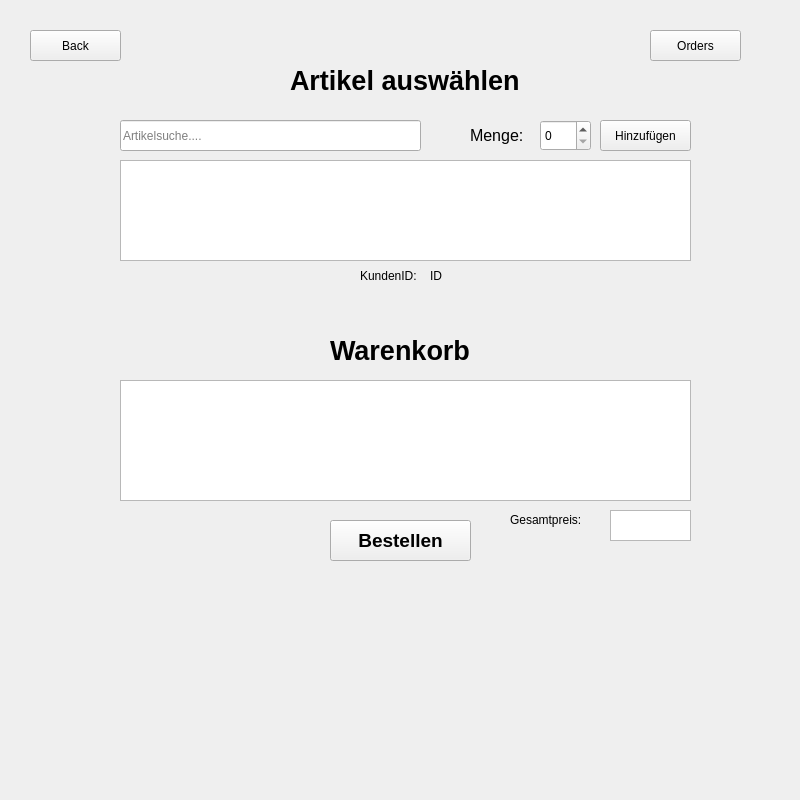
Before: the Qt Designer form overviewbestellungen_bestellung.ui in luis-we/SchulaufgabePRO, drawn with Qt 5.
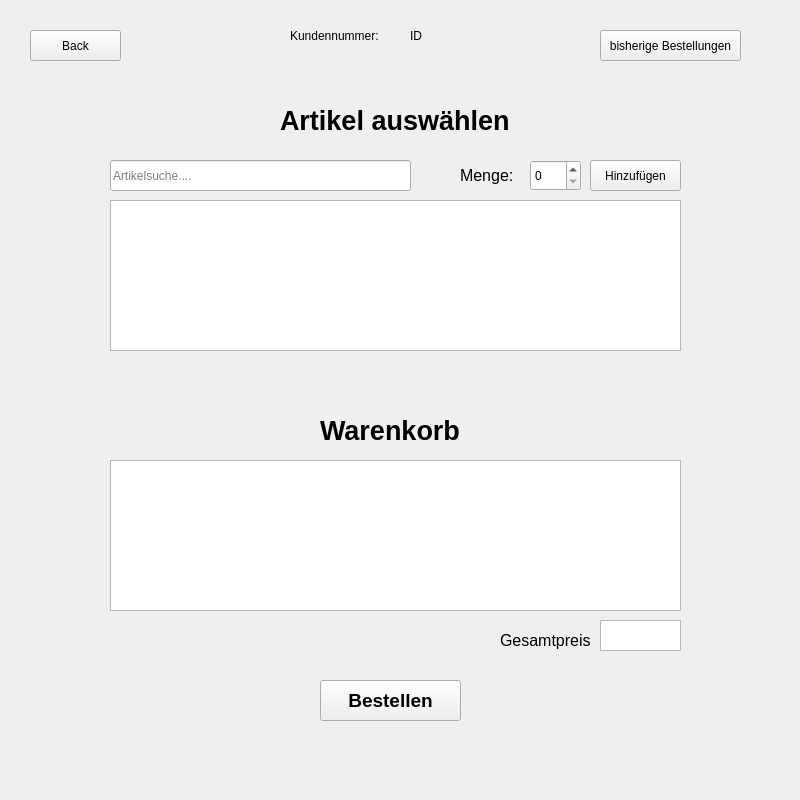
After: the same form once the commit is applied.

Commit message: ui anpassung/ausrichtung

```diff
--- a/overviewbestellungen_bestellung.ui
+++ b/overviewbestellungen_bestellung.ui
@@ -29,8 +29,8 @@
   <widget class="QLineEdit" name="artikelSuche">
    <property name="geometry">
     <rect>
-     <x>120</x>
-     <y>120</y>
+     <x>110</x>
+     <y>160</y>
      <width>301</width>
      <height>31</height>
     </rect>
@@ -42,10 +42,10 @@
   <widget class="QTableView" name="artikelListe">
    <property name="geometry">
     <rect>
-     <x>120</x>
-     <y>160</y>
+     <x>110</x>
+     <y>200</y>
      <width>571</width>
-     <height>101</height>
+     <height>151</height>
     </rect>
    </property>
    <property name="selectionMode">
@@ -61,8 +61,8 @@
   <widget class="QLabel" name="LabelArtikel">
    <property name="geometry">
     <rect>
-     <x>290</x>
-     <y>60</y>
+     <x>280</x>
+     <y>100</y>
      <width>281</width>
      <height>41</height>
     </rect>
@@ -80,8 +80,8 @@
   <widget class="QSpinBox" name="artikelMenge">
    <property name="geometry">
     <rect>
-     <x>540</x>
-     <y>120</y>
+     <x>530</x>
+     <y>160</y>
      <width>51</width>
      <height>31</height>
     </rect>
@@ -90,8 +90,8 @@
   <widget class="QPushButton" name="hinzufugen">
    <property name="geometry">
     <rect>
-     <x>600</x>
-     <y>120</y>
+     <x>590</x>
+     <y>160</y>
      <width>91</width>
      <height>31</height>
     </rect>
@@ -103,10 +103,10 @@
   <widget class="QTableView" name="warenkorb">
    <property name="geometry">
     <rect>
-     <x>120</x>
-     <y>380</y>
+     <x>110</x>
+     <y>460</y>
      <width>571</width>
-     <height>121</height>
+     <height>151</height>
     </rect>
    </property>
    <property name="placeholderText" stdset="0">
@@ -116,8 +116,8 @@
   <widget class="QLabel" name="LabelWarenkorb">
    <property name="geometry">
     <rect>
-     <x>330</x>
-     <y>330</y>
+     <x>320</x>
+     <y>410</y>
      <width>171</width>
      <height>41</height>
     </rect>
@@ -135,8 +135,8 @@
   <widget class="QPushButton" name="bestellen">
    <property name="geometry">
     <rect>
-     <x>330</x>
-     <y>520</y>
+     <x>320</x>
+     <y>680</y>
      <width>141</width>
      <height>41</height>
     </rect>
@@ -154,8 +154,8 @@
   <widget class="QLabel" name="label">
    <property name="geometry">
     <rect>
-     <x>470</x>
-     <y>120</y>
+     <x>460</x>
+     <y>160</y>
      <width>61</width>
      <height>31</height>
     </rect>
@@ -172,21 +172,21 @@
   <widget class="QLabel" name="label_2">
    <property name="geometry">
     <rect>
-     <x>360</x>
-     <y>260</y>
-     <width>61</width>
+     <x>290</x>
+     <y>20</y>
+     <width>111</width>
      <height>31</height>
     </rect>
    </property>
    <property name="text">
-    <string>KundenID: </string>
+    <string>Kundennummer:</string>
    </property>
   </widget>
   <widget class="QLabel" name="ID_Label">
    <property name="geometry">
     <rect>
-     <x>430</x>
-     <y>260</y>
+     <x>410</x>
+     <y>20</y>
      <width>61</width>
      <height>31</height>
     </rect>
@@ -198,25 +198,30 @@
   <widget class="QPushButton" name="orders">
    <property name="geometry">
     <rect>
-     <x>650</x>
+     <x>600</x>
      <y>30</y>
-     <width>91</width>
+     <width>141</width>
      <height>31</height>
     </rect>
    </property>
    <property name="text">
-    <string>Orders</string>
+    <string>bisherige Bestellungen</string>
    </property>
   </widget>
   <widget class="QLabel" name="label_3">
    <property name="geometry">
     <rect>
-     <x>510</x>
-     <y>510</y>
+     <x>500</x>
+     <y>630</y>
      <width>91</width>
      <height>20</height>
     </rect>
    </property>
+   <property name="font">
+    <font>
+     <pointsize>12</pointsize>
+    </font>
+   </property>
    <property name="text">
     <string>Gesamtpreis:</string>
    </property>
@@ -224,8 +229,8 @@
   <widget class="QTextBrowser" name="gesamtPreis">
    <property name="geometry">
     <rect>
-     <x>610</x>
-     <y>510</y>
+     <x>600</x>
+     <y>620</y>
      <width>81</width>
      <height>31</height>
     </rect>
```
The commit also changes 1 other file.
